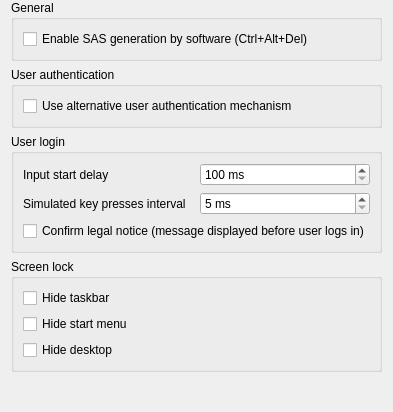
This is plugins/platform/windows/WindowsPlatformConfigurationPage.ui in veyon/veyon as Qt 5 draws it before an edit. The edited form follows.
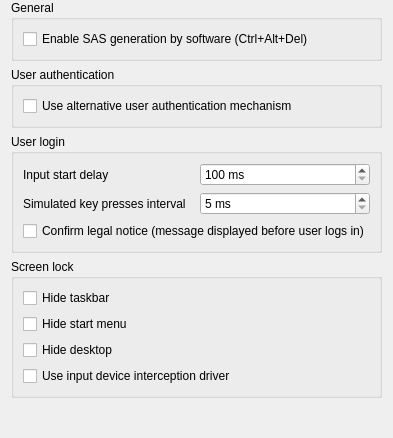
This is the edited form. Icons and pictures are not drawn.

Commit message: Windows: make interception driver usage configurable

Diff of the .ui file:
```diff
--- a/plugins/platform/windows/WindowsPlatformConfigurationPage.ui
+++ b/plugins/platform/windows/WindowsPlatformConfigurationPage.ui
@@ -137,6 +137,13 @@
         </property>
        </widget>
       </item>
+      <item>
+       <widget class="QCheckBox" name="useInterceptionDriver">
+        <property name="text">
+         <string>Use input device interception driver</string>
+        </property>
+       </widget>
+      </item>
      </layout>
     </widget>
    </item>
```
The commit also changes 2 other files.
